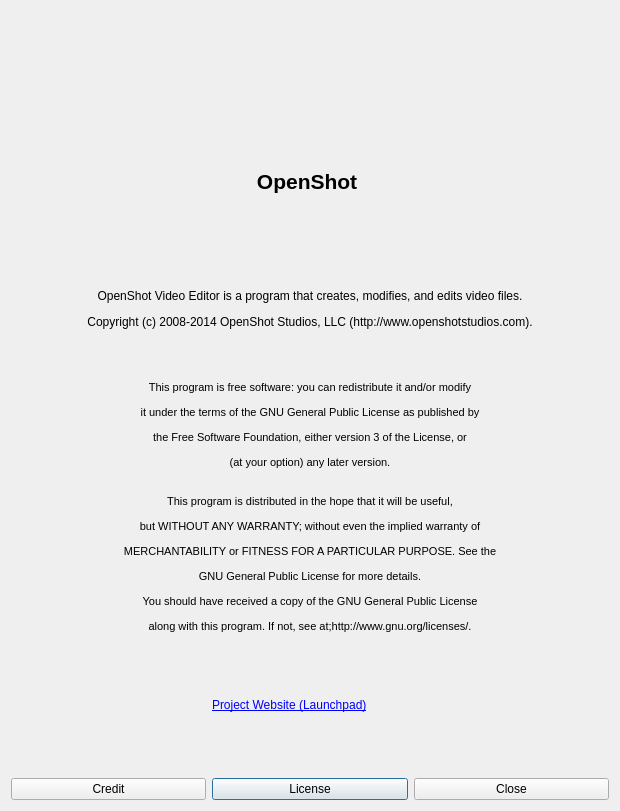
OpenShot/openshot-qt, file src/windows/ui/about.ui: the form before one commit.
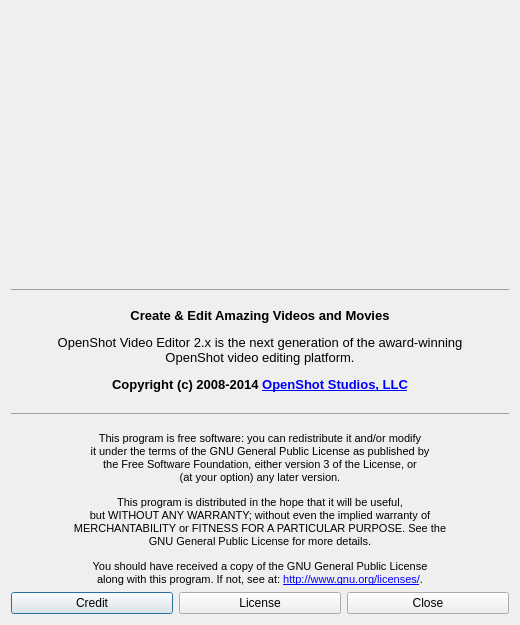
The form after the commit. Icons and pictures are not drawn.

Commit message: Update clip thumbnail when "start" is changed. Fixed thumbnail accuracy. Improved About dialog (new image, new text, formatting). Added new "cache" folder, to dramatically improve start-up time on initial install. Removed unused actions from main menu.

```diff
--- a/src/windows/ui/about.ui
+++ b/src/windows/ui/about.ui
@@ -6,8 +6,8 @@
    <rect>
     <x>0</x>
     <y>0</y>
-    <width>620</width>
-    <height>811</height>
+    <width>520</width>
+    <height>625</height>
    </rect>
   </property>
   <property name="maximumSize">
@@ -30,15 +30,18 @@
    <locale language="English" country="UnitedStates"/>
   </property>
   <layout class="QGridLayout" name="gridLayout">
-   <item row="1" column="0" colspan="3">
-    <layout class="QVBoxLayout" name="verticalLayout_2">
+   <item row="0" column="0" colspan="3">
+    <layout class="QVBoxLayout" name="verticalLayout">
      <item>
-      <widget class="QLabel" name="txtname">
-       <property name="layoutDirection">
-        <enum>Qt::LeftToRight</enum>
+      <widget class="QLabel" name="label">
+       <property name="sizePolicy">
+        <sizepolicy hsizetype="Preferred" vsizetype="Preferred">
+         <horstretch>0</horstretch>
+         <verstretch>0</verstretch>
+        </sizepolicy>
        </property>
-       <property name="text">
-        <string>&lt;html&gt;&lt;head/&gt;&lt;body&gt;&lt;p align=&quot;center&quot;&gt;&lt;span style=&quot; font-size:16pt; font-weight:600;&quot;&gt;OpenShot &lt;/span&gt;&lt;/p&gt;&lt;/body&gt;&lt;/html&gt;</string>
+       <property name="pixmap">
+        <pixmap>../../images/AboutLogo.png</pixmap>
        </property>
       </widget>
      </item>
@@ -47,70 +50,67 @@
        <property name="autoFillBackground">
         <bool>true</bool>
        </property>
+       <property name="styleSheet">
+        <string notr="true">font-size: 4em; font-weight: bold;</string>
+       </property>
        <property name="text">
-        <string>&lt;html&gt;&lt;head/&gt;&lt;body&gt;&lt;p align=&quot;center&quot;&gt;&lt;span style=&quot; font-size:16pt; font-weight:600;&quot;&gt;&lt;br/&gt;&lt;/span&gt;&lt;/p&gt;&lt;/body&gt;&lt;/html&gt;</string>
+        <string/>
+       </property>
+       <property name="textFormat">
+        <enum>Qt::PlainText</enum>
        </property>
       </widget>
      </item>
-    </layout>
-   </item>
-   <item row="2" column="0" colspan="3">
-    <layout class="QVBoxLayout" name="verticalLayout_3">
      <item>
       <widget class="QLabel" name="label_4">
        <property name="text">
-        <string>&lt;html&gt;&lt;head/&gt;&lt;body&gt;&lt;p align=&quot;center&quot;&gt;OpenShot Video Editor is a program that creates, modifies, and edits video files.&lt;/p&gt;&lt;p align=&quot;center&quot;&gt;Copyright (c) 2008-2014 OpenShot Studios, LLC (http://www.openshotstudios.com).&lt;/p&gt;&lt;p align=&quot;center&quot;&gt;&lt;br/&gt;&lt;/p&gt;&lt;p align=&quot;center&quot;&gt;&lt;span style=&quot; font-size:8pt;&quot;&gt;This program is free software: you can redistribute it and/or modify&lt;/span&gt;&lt;/p&gt;&lt;p align=&quot;center&quot;&gt;&lt;span style=&quot; font-size:8pt;&quot;&gt;it under the terms of the GNU General Public License as published by&lt;/span&gt;&lt;/p&gt;&lt;p align=&quot;center&quot;&gt;&lt;span style=&quot; font-size:8pt;&quot;&gt;the Free Software Foundation, either version 3 of the License, or&lt;/span&gt;&lt;/p&gt;&lt;p align=&quot;center&quot;&gt;&lt;span style=&quot; font-size:8pt;&quot;&gt;(at your option) any later version.&lt;/span&gt;&lt;/p&gt;&lt;p align=&quot;center&quot;&gt;&lt;br/&gt;&lt;span style=&quot; font-size:8pt;&quot;&gt;This program is distributed in the hope that it will be useful,&lt;/span&gt;&lt;/p&gt;&lt;p align=&quot;center&quot;&gt;&lt;span style=&quot; font-size:8pt;&quot;&gt;but WITHOUT ANY WARRANTY; without even the implied warranty of&lt;/span&gt;&lt;/p&gt;&lt;p align=&quot;center&quot;&gt;&lt;span style=&quot; font-size:8pt;&quot;&gt;MERCHANTABILITY or FITNESS FOR A PARTICULAR PURPOSE. See the&lt;/span&gt;&lt;/p&gt;&lt;p align=&quot;center&quot;&gt;&lt;span style=&quot; font-size:8pt;&quot;&gt;GNU General Public License for more details.&lt;/span&gt;&lt;/p&gt;&lt;p align=&quot;center&quot;&gt;&lt;span style=&quot; font-size:8pt;&quot;&gt;You should have received a copy of the GNU General Public License&lt;/span&gt;&lt;/p&gt;&lt;p align=&quot;center&quot;&gt;&lt;span style=&quot; font-size:8pt;&quot;&gt;along with this program. If not, see at;http://www.gnu.org/licenses/.&lt;/span&gt;&lt;/p&gt;&lt;/body&gt;&lt;/html&gt;</string>
+        <string>&lt;html&gt;&lt;head/&gt;&lt;body&gt;&lt;hr/&gt;&lt;p align=&quot;center&quot;&gt;&lt;span style=&quot; font-size:10pt; font-weight:600;&quot;&gt;Create &amp;amp; Edit Amazing Videos and Movies&lt;/span&gt;&lt;/p&gt;&lt;p align=&quot;center&quot;&gt;&lt;span style=&quot; font-size:10pt;&quot;&gt;OpenShot Video Editor 2.x is the next generation of the award-winning &lt;br/&gt;OpenShot video editing platform.&lt;/span&gt;&lt;/p&gt;&lt;p align=&quot;center&quot;&gt;&lt;span style=&quot; font-size:10pt; font-weight:600;&quot;&gt;Copyright (c) 2008-2014 &lt;/span&gt;&lt;a href=&quot;http://www.openshotstudios.com&quot;&gt;&lt;span style=&quot; font-size:10pt; font-weight:600; text-decoration: underline; color:#0000ff;&quot;&gt;OpenShot Studios, LLC&lt;/span&gt;&lt;/a&gt;&lt;/p&gt;&lt;/body&gt;&lt;/html&gt;</string>
        </property>
        <property name="alignment">
         <set>Qt::AlignCenter</set>
        </property>
       </widget>
      </item>
-    </layout>
-   </item>
-   <item row="4" column="1">
-    <widget class="QPushButton" name="btnlicense">
+     <item>
+      <widget class="QLabel" name="label_2">
      <property name="text">
-      <string>License</string>
+        <string>&lt;html&gt;&lt;head/&gt;&lt;body&gt;&lt;hr/&gt;&lt;p align=&quot;center&quot;&gt;&lt;span style=&quot; font-size:8pt;&quot;&gt;This program is free software: you can redistribute it and/or modify&lt;br/&gt;it under the terms of the GNU General Public License as published by&lt;br/&gt;the Free Software Foundation, either version 3 of the License, or&lt;br/&gt;(at your option) any later version.&lt;/span&gt;&lt;/p&gt;&lt;p align=&quot;center&quot;&gt;&lt;span style=&quot; font-size:8pt;&quot;&gt;This program is distributed in the hope that it will be useful,&lt;br/&gt;but WITHOUT ANY WARRANTY; without even the implied warranty of&lt;br/&gt;MERCHANTABILITY or FITNESS FOR A PARTICULAR PURPOSE. See the&lt;br/&gt;GNU General Public License for more details.&lt;/span&gt;&lt;/p&gt;&lt;p align=&quot;center&quot;&gt;&lt;span style=&quot; font-size:8pt;&quot;&gt;You should have received a copy of the GNU General Public License&lt;br/&gt;along with this program. If not, see at: &lt;/span&gt;&lt;a href=&quot;http://www.gnu.org/licenses/&quot;&gt;&lt;span style=&quot; font-size:8pt; text-decoration: underline; color:#0000ff;&quot;&gt;http://www.gnu.org/licenses/&lt;/span&gt;&lt;/a&gt;&lt;span style=&quot; font-size:8pt;&quot;&gt;.&lt;/span&gt;&lt;/p&gt;&lt;/body&gt;&lt;/html&gt;</string>
+       </property>
+       <property name="textFormat">
+        <enum>Qt::RichText</enum>
+       </property>
+       <property name="wordWrap">
+        <bool>true</bool>
+       </property>
+       <property name="openExternalLinks">
+        <bool>true</bool>
      </property>
     </widget>
    </item>
-   <item row="4" column="0">
+     <item>
+      <layout class="QHBoxLayout" name="horizontalLayout">
+       <item>
     <widget class="QPushButton" name="btncredit">
      <property name="text">
       <string>Credit</string>
      </property>
     </widget>
    </item>
-   <item row="4" column="2">
+       <item>
+        <widget class="QPushButton" name="btnlicense">
+         <property name="text">
+          <string>License</string>
+         </property>
+        </widget>
+       </item>
+       <item>
     <widget class="QPushButton" name="pushButton_3">
      <property name="text">
       <string>Close</string>
      </property>
     </widget>
    </item>
-   <item row="3" column="1">
-    <widget class="QLabel" name="label_3">
-     <property name="text">
-      <string>&lt;!DOCTYPE HTML PUBLIC &quot;-//W3C//DTD HTML 4.0//EN&quot; &quot;http://www.w3.org/TR/REC-html40/strict.dtd&quot;&gt;
-&lt;html&gt;&lt;head&gt;&lt;meta name=&quot;qrichtext&quot; content=&quot;1&quot; /&gt;&lt;style type=&quot;text/css&quot;&gt;
-p, li { white-space: pre-wrap; }
-&lt;/style&gt;&lt;/head&gt;&lt;body style=&quot; font-family:'Sans'; font-size:9pt; font-weight:400; font-style:normal;&quot;&gt;
-&lt;p style=&quot; margin-top:0px; margin-bottom:0px; margin-left:0px; margin-right:0px; -qt-block-indent:0; text-indent:0px;&quot;&gt;&lt;a href=&quot;https://launchpad.net/openshot&quot;&gt;&lt;span style=&quot; text-decoration: underline; color:#0000ff;&quot;&gt;Project Website (Launchpad)&lt;/span&gt;&lt;/a&gt;&lt;/p&gt;&lt;/body&gt;&lt;/html&gt;</string>
-     </property>
-     <property name="openExternalLinks">
-      <bool>true</bool>
-     </property>
-    </widget>
-   </item>
-   <item row="0" column="0" colspan="3">
-    <layout class="QVBoxLayout" name="verticalLayout">
-     <item>
-      <widget class="QLabel" name="label">
-       <property name="pixmap">
-        <pixmap>../../images/AboutLogo.png</pixmap>
-       </property>
-      </widget>
+      </layout>
      </item>
     </layout>
    </item>
```
Left out of the diff: 3 changed lines with no effect on the pictures. Lines whose indentation alone changed are shown as unchanged. The commit also changes 502 other files.
